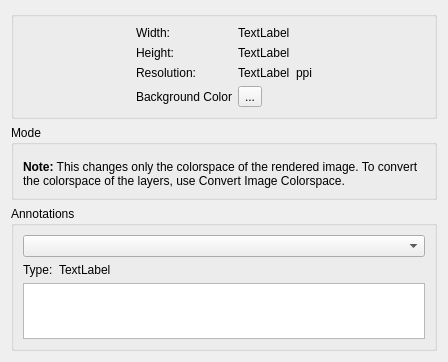
This is libs/ui/forms/wdgimageproperties.ui in KDE/krita as Qt 5 draws it before an edit. The edited form follows.
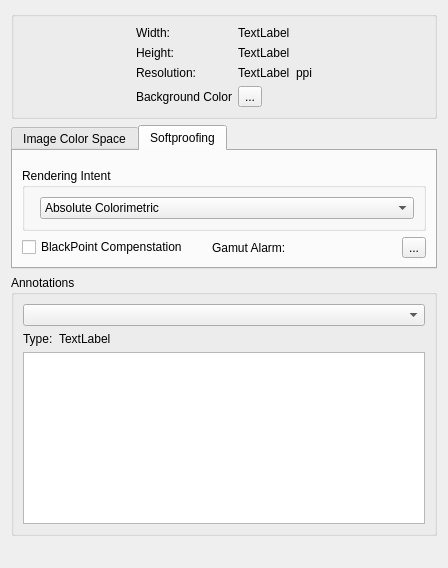
This is the edited form. Custom widgets are drawn as their Qt base class.

Commit message:
Add softproofing section to image properties menu.
Now, the proofing in the image can be changed.

Also fixes that ugly little square problem with the kocoloractionpopup button.

Ref T1238, T2337

Diff of the .ui file:
```diff
--- a/libs/ui/forms/wdgimageproperties.ui
+++ b/libs/ui/forms/wdgimageproperties.ui
@@ -7,7 +7,7 @@
     <x>0</x>
     <y>0</y>
     <width>448</width>
-    <height>340</height>
+    <height>568</height>
    </rect>
   </property>
   <property name="windowTitle">
@@ -138,31 +138,6 @@
      </layout>
     </widget>
    </item>
-   <item row="1" column="0">
-    <widget class="QGroupBox" name="grpMode">
-     <property name="title">
-      <string>Mode</string>
-     </property>
-     <layout class="QVBoxLayout" name="verticalLayout">
-      <item>
-       <widget class="KisColorSpaceSelector" name="colorSpaceSelector"/>
-      </item>
-      <item>
-       <widget class="QLabel" name="label_2">
-        <property name="text">
-         <string>&lt;html&gt;&lt;head/&gt;&lt;body&gt;&lt;p&gt;&lt;span style=&quot; font-weight:600;&quot;&gt;Note:&lt;/span&gt; This changes only the colorspace of the rendered image. To convert the colorspace of the layers, use Convert Image Colorspace.&lt;/p&gt;&lt;/body&gt;&lt;/html&gt;</string>
-        </property>
-        <property name="textFormat">
-         <enum>Qt::RichText</enum>
-        </property>
-        <property name="wordWrap">
-         <bool>true</bool>
-        </property>
-       </widget>
-      </item>
-     </layout>
-    </widget>
-   </item>
    <item row="2" column="0">
     <widget class="QGroupBox" name="grpAnnotations">
      <property name="title">
@@ -219,6 +194,103 @@
      </property>
     </spacer>
    </item>
+   <item row="1" column="0">
+    <widget class="QTabWidget" name="grpColorM">
+     <property name="currentIndex">
+      <number>1</number>
+     </property>
+     <widget class="QWidget" name="grpMode" native="true">
+      <attribute name="title">
+       <string>Image Color Space</string>
+      </attribute>
+      <layout class="QVBoxLayout" name="verticalLayout">
+       <item>
+        <widget class="KisColorSpaceSelector" name="colorSpaceSelector" native="true"/>
+       </item>
+       <item>
+        <widget class="QLabel" name="label_2">
+         <property name="text">
+          <string>&lt;html&gt;&lt;head/&gt;&lt;body&gt;&lt;p&gt;&lt;span style=&quot; font-weight:600;&quot;&gt;Note:&lt;/span&gt; This changes only the colorspace of the rendered image. To convert the colorspace of the layers, use Convert Image Colorspace.&lt;/p&gt;&lt;/body&gt;&lt;/html&gt;</string>
+         </property>
+         <property name="textFormat">
+          <enum>Qt::RichText</enum>
+         </property>
+         <property name="wordWrap">
+          <bool>true</bool>
+         </property>
+        </widget>
+       </item>
+      </layout>
+     </widget>
+     <widget class="QWidget" name="grpSoftProof">
+      <attribute name="title">
+       <string>Softproofing</string>
+      </attribute>
+      <layout class="QGridLayout" name="gridLayout">
+       <item row="2" column="2">
+        <widget class="QToolButton" name="gamutAlarm">
+         <property name="text">
+          <string>...</string>
+         </property>
+        </widget>
+       </item>
+       <item row="2" column="1">
+        <widget class="QLabel" name="label_4">
+         <property name="text">
+          <string>Gamut Alarm:</string>
+         </property>
+        </widget>
+       </item>
+       <item row="2" column="0">
+        <widget class="QCheckBox" name="ckbBlackPointComp">
+         <property name="text">
+          <string>BlackPoint Compenstation</string>
+         </property>
+        </widget>
+       </item>
+       <item row="1" column="0" colspan="3">
+        <widget class="QGroupBox" name="groupBox">
+         <property name="title">
+          <string>Rendering Intent</string>
+         </property>
+         <layout class="QFormLayout" name="formLayout_2">
+          <item row="1" column="1">
+           <widget class="QComboBox" name="cmbIntent">
+            <property name="currentIndex">
+             <number>2</number>
+            </property>
+            <item>
+             <property name="text">
+              <string>Perceptual</string>
+             </property>
+            </item>
+            <item>
+             <property name="text">
+              <string>Relative Colorimetric</string>
+             </property>
+            </item>
+            <item>
+             <property name="text">
+              <string>Absolute Colorimetric</string>
+             </property>
+            </item>
+            <item>
+             <property name="text">
+              <string>Saturation</string>
+             </property>
+            </item>
+           </widget>
+          </item>
+         </layout>
+        </widget>
+       </item>
+       <item row="0" column="0" colspan="3">
+        <widget class="KisColorSpaceSelector" name="proofSpaceSelector" native="true"/>
+       </item>
+      </layout>
+     </widget>
+    </widget>
+   </item>
   </layout>
  </widget>
  <customwidgets>
```
The commit also changes 7 other files.
